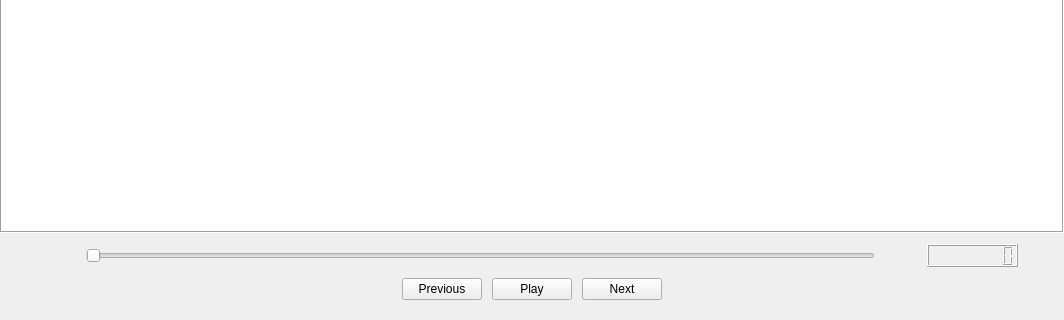
The window that qt/mainwindow.ui (python-discord/code-jam-4) describes before a commit, drawn with Qt 5; both pictures show x 0 to 1064 and y 243 to 563 of the 1064 by 563 pixel window.
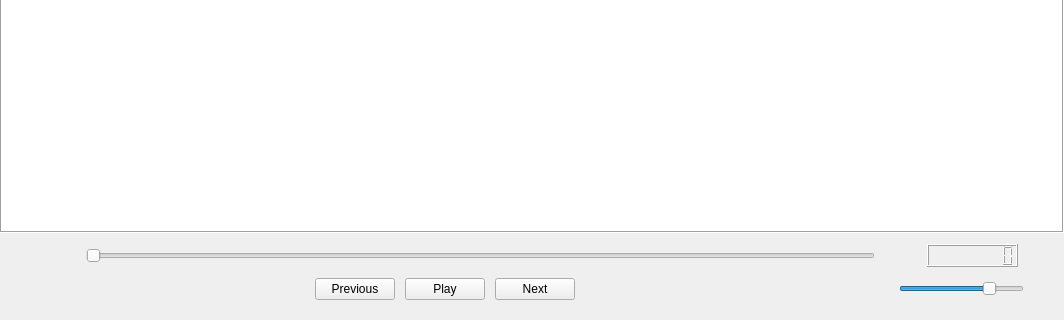
The same window after the commit.

Commit message:
Add a volume slider
* Remove "dialog" file references from qmake project file

```diff
--- a/qt/mainwindow.ui
+++ b/qt/mainwindow.ui
@@ -229,6 +229,56 @@
         <property name="orientation">
          <enum>Qt::Horizontal</enum>
         </property>
+        <property name="sizeType">
+         <enum>QSizePolicy::Expanding</enum>
+        </property>
+        <property name="sizeHint" stdset="0">
+         <size>
+          <width>40</width>
+          <height>20</height>
+         </size>
+        </property>
+       </spacer>
+      </item>
+      <item>
+       <widget class="QSlider" name="volume_slider">
+        <property name="sizePolicy">
+         <sizepolicy hsizetype="Preferred" vsizetype="Fixed">
+          <horstretch>0</horstretch>
+          <verstretch>0</verstretch>
+         </sizepolicy>
+        </property>
+        <property name="minimumSize">
+         <size>
+          <width>125</width>
+          <height>0</height>
+         </size>
+        </property>
+        <property name="baseSize">
+         <size>
+          <width>0</width>
+          <height>0</height>
+         </size>
+        </property>
+        <property name="maximum">
+         <number>100</number>
+        </property>
+        <property name="value">
+         <number>75</number>
+        </property>
+        <property name="orientation">
+         <enum>Qt::Horizontal</enum>
+        </property>
+       </widget>
+      </item>
+      <item>
+       <spacer name="horizontalSpacer_6">
+        <property name="orientation">
+         <enum>Qt::Horizontal</enum>
+        </property>
+        <property name="sizeType">
+         <enum>QSizePolicy::Minimum</enum>
+        </property>
         <property name="sizeHint" stdset="0">
          <size>
           <width>40</width>
```
The commit also changes 3 other files.
